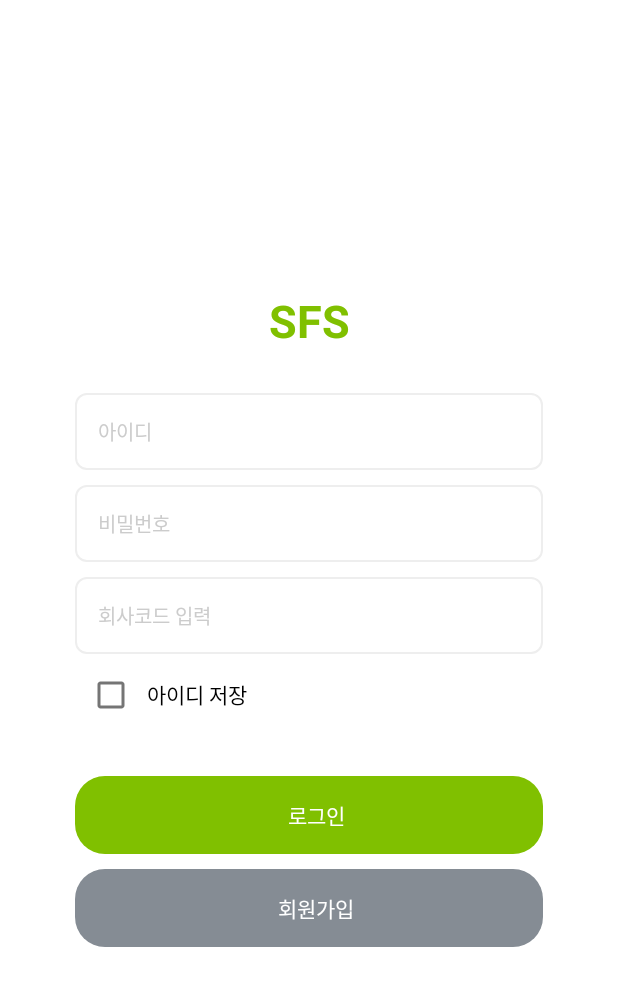
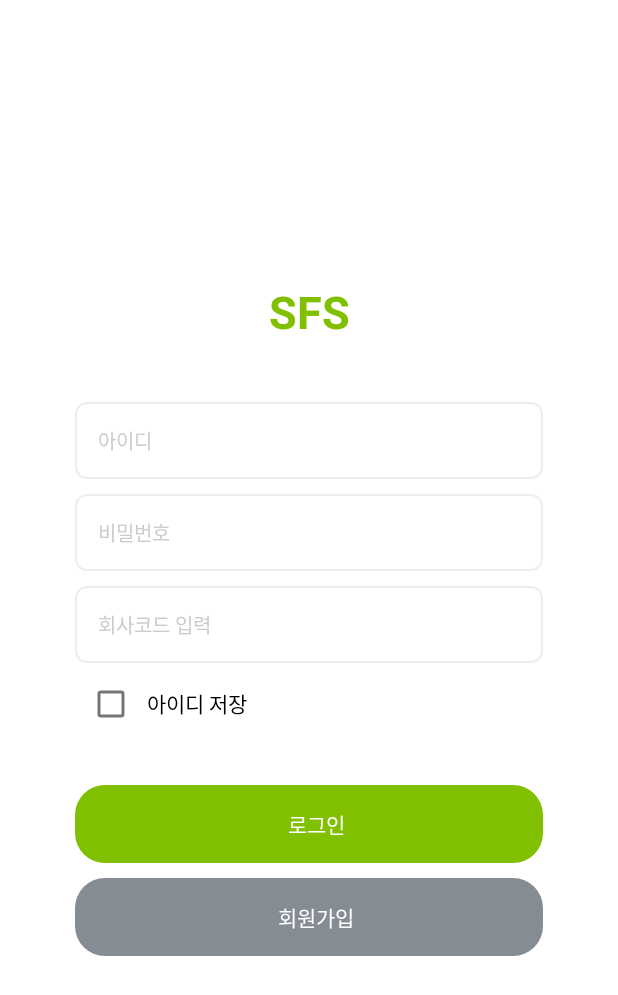
Before and after one commit to yehyuneee/SFSArteryApp, an Android app: the layout activity_login.xml on its own in the app's theme, with its tools: preview values and no code run, on a phone screen of 412 x 824 dp. Shown: the top 995 px of the screen. Run offline under Robolectric (Android 15) with nearby library versions, the light colour scheme and no system bars.

```diff
--- a/app/src/main/res/layout/activity_login.xml
+++ b/app/src/main/res/layout/activity_login.xml
@@ -41,7 +41,7 @@
                 android:id="@+id/login_id_layout"
                 android:layout_width="match_parent"
                 android:layout_height="wrap_content"
-                android:layout_marginTop="28dp"
+                android:layout_marginTop="@dimen/dp_size_40"
                 android:background="@drawable/edit_box_layout"
                 android:orientation="horizontal"
                 android:paddingLeft="@dimen/dp_size_15"
```
Also changed, not shown: app/src/main/res/layout/activity_intro.xml (+14 -1 lines).
